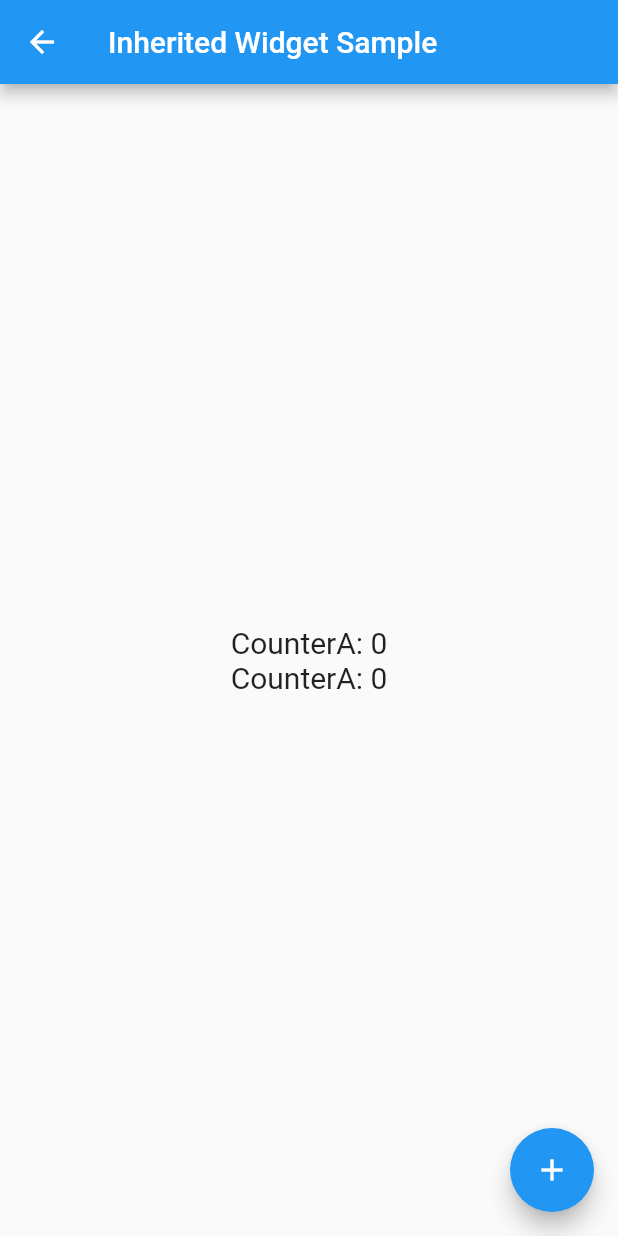
After one commit to zishabei/flutter_repository, a Flutter app: the screen it shows after launch, scrolled down 196 dp, after a tap on "Inherited Widget Sample", on a phone screen of 412 x 824 dp. The commit adds this screen. Run offline on Flutter 3.47's test engine with Material 2 defaults, Android fonts, the phone set to English and light mode, and no system bars; our stand-ins replace camera, flutter_hooks, flutter_riverpod, hooks_riverpod, riverpod_annotation, video_player and 1 more; missing offline and left inert: wechat_assets_picker; generated files the repository leaves out were written again.

Commit message:
InheritedWidget test

```diff
--- a/lib/main.dart
+++ b/lib/main.dart
@@ -12,6 +12,7 @@ import 'package:flutter_project/widget/calendar/custom_calendar.dart';
 import 'package:flutter_project/widget/custom_text_field.dart';
 import 'package:flutter_project/widget/test_parameter.dart';
 import 'package:flutter_project/widget/widget/custom_widget.dart';
+import 'package:flutter_project/widget/widget/inherited_widget_test.dart';
 import 'package:flutter_project/widget/widget/layout_test.dart';
 import 'package:hooks_riverpod/hooks_riverpod.dart';
 import 'package:wechat_assets_picker/wechat_assets_picker.dart';
@@ -158,10 +159,17 @@ class _MyHomePageState extends State<MyHomePage> {
                     },
                     child: const Text("web view")),
                 ElevatedButton(
-                    onPressed: () async {
-                      Navigator.of(context).push(HelloRiverpod.route);
-                    },
-                    child: const Text("riverpod")),
+                  onPressed: () async {
+                    Navigator.of(context).push(HelloRiverpod.route);
+                  },
+                  child: const Text("riverpod"),
+                ),
+                ElevatedButton(
+                  onPressed: () async {
+                    Navigator.of(context).push(InheritedWidgetTest.route);
+                  },
+                  child: const Text("Inherited Widget Sample"),
+                ),
               ],
             ),
           ),
--- /dev/null
+++ b/lib/widget/widget/inherited_widget_test.dart
@@ -0,0 +1,91 @@
+import 'package:flutter/material.dart';
+import 'package:flutter_project/widget/app_debug.dart';
+
+class _InheritedCounter extends InheritedWidget {
+  const _InheritedCounter(
+      {Key? key, required Widget child, required this.count})
+      : super(key: key, child: child);
+
+  final int count;
+
+  @override
+  bool updateShouldNotify(_InheritedCounter old) => true;
+
+  static _InheritedCounter? of(BuildContext context, {required bool listen}) {
+    return listen
+        ? context.dependOnInheritedWidgetOfExactType<_InheritedCounter>()
+        : context
+            .getElementForInheritedWidgetOfExactType<_InheritedCounter>()
+            ?.widget as _InheritedCounter;
+  }
+}
+
+class InheritedWidgetTest extends StatefulWidget {
+  const InheritedWidgetTest({Key? key}) : super(key: key);
+
+  static Route get route {
+      return MaterialPageRoute(builder: (_) {
+        return const InheritedWidgetTest();
+      });
+    }
+
+  @override
+  State createState() => _InheritedWidgetTestState();
+}
+
+class _InheritedWidgetTestState extends State<InheritedWidgetTest> {
+  var _count = 0;
+
+  @override
+  Widget build(BuildContext context) {
+    AppDebug.log('Built CounterPageState');
+
+    return _InheritedCounter(
+      count: _count,
+      child: Scaffold(
+          appBar: AppBar(title: const Text('Inherited Widget Sample')),
+          floatingActionButton: FloatingActionButton(
+            onPressed: _increment,
+            child: const Icon(Icons.add),
+          ),
+          body: Column(
+            mainAxisAlignment: MainAxisAlignment.center,
+            children: const [WidgetA(), WidgetB()],
+          )),
+    );
+  }
+
+  void _increment() {
+    setState(() {
+      _count++;
+    });
+  }
+}
+
+class WidgetA extends StatelessWidget {
+  const WidgetA({Key? key}) : super(key: key);
+
+  @override
+  Widget build(BuildContext context) {
+    AppDebug.log('Built WidgetA');
+
+    return Center(
+        child: Text(
+            'CounterA: ${_InheritedCounter.of(context, listen: true)?.count}',
+            style: const TextStyle(fontSize: 20)));
+  }
+}
+
+class WidgetB extends StatelessWidget {
+  const WidgetB({Key? key}) : super(key: key);
+
+  @override
+  Widget build(BuildContext context) {
+    AppDebug.log('Built WidgetB');
+
+    return Center(
+        child: Text(
+            'CounterA: ${_InheritedCounter.of(context, listen: false)?.count}',
+            style: const TextStyle(fontSize: 20)));
+  }
+}
```
